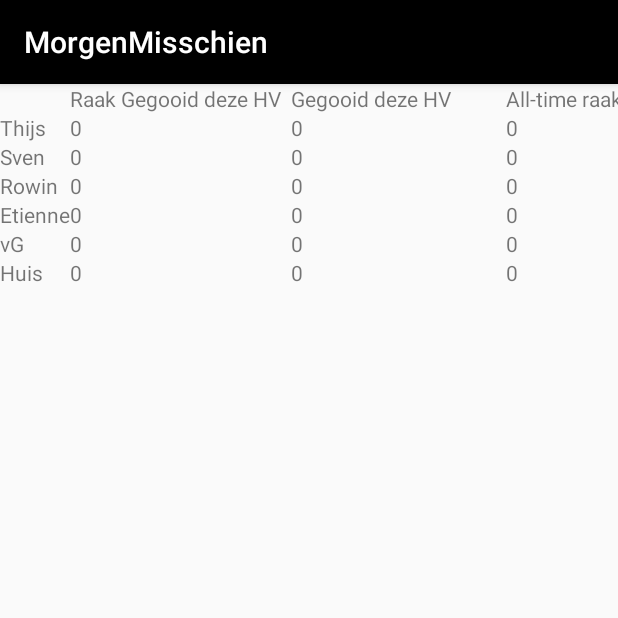
After one commit to SquadHenri/Bierlijst, an Android app: the LeukeStatistieken screen opened directly, with no data from a screen before it, on a phone screen of 412 x 824 dp, the top half of it. The commit adds this screen. Run offline under Robolectric (Android 15) with nearby library versions, the phone set to English and light mode, and no system bars; our stand-ins replace Room's generated code.

Commit message:
added beer throwing stats, still needs testing on tablet. Some small improvements

```diff
--- a/app/build.gradle
+++ b/app/build.gradle
@@ -24,6 +24,8 @@ dependencies {
     implementation 'androidx.appcompat:appcompat:1.0.2'
     implementation 'androidx.constraintlayout:constraintlayout:1.1.3'
     implementation 'androidx.legacy:legacy-support-v4:1.0.0'
+    implementation 'com.google.android.material:material:1.1.0'
+    implementation 'androidx.preference:preference:1.1.0'
     testImplementation 'junit:junit:4.12'
     androidTestImplementation 'androidx.test:runner:1.2.0'
     androidTestImplementation 'androidx.test.espresso:espresso-core:3.2.0'
--- /dev/null
+++ b/app/src/main/java/com/example/myfirstapp/LeukeStatistieken.java
@@ -0,0 +1,100 @@
+package com.example.myfirstapp;
+
+import androidx.appcompat.app.AppCompatActivity;
+
+import android.os.Bundle;
+import android.widget.TextView;
+
+import java.util.List;
+
+public class LeukeStatistieken extends AppCompatActivity {
+
+    private String thijs = "Thijs";
+    private String sven = "Sven";
+    private String etienne = "Etienne";
+    private String rowin = "Rowin";
+    private String steven = "Steven";
+
+
+    @Override
+    protected void onCreate(Bundle savedInstanceState) {
+        super.onCreate(savedInstanceState);
+        setContentView(R.layout.activity_leuke_statistieken);
+
+        updateGooiTable();
+    }
+
+    // This is hardcoded to the max
+    // But fixing this would require a rewrite of the whole program
+    public void updateGooiTable(){
+        MMDatabase db = MMDatabase.getInstance(getApplicationContext());
+
+        // Thijs
+        TextView thijs_raakHV = findViewById(R.id.thijs_raakHV);
+        TextView thijs_raak = findViewById(R.id.thijs_raak);
+        TextView thijs_gooiHV = findViewById(R.id.thijs_gooiHV);
+        TextView thijs_gooi = findViewById(R.id.thijs_gooi);
+
+        thijs_raakHV.setText(Integer.toString(db.getBewonerDAO().getRaakGegooidHV(thijs)));
+        thijs_raak.setText(Integer.toString(db.getBewonerDAO().getRaakGegooid(thijs)));
+        thijs_gooiHV.setText(Integer.toString(db.getBewonerDAO().getGegooid(thijs)));
+        thijs_gooi.setText(Integer.toString(db.getBewonerDAO().getGegooidHV(thijs)));
+
+        // Sven
+        TextView sven_raakHV = findViewById(R.id.sven_raakHV);
+        TextView sven_raak = findViewById(R.id.sven_raak);
+        TextView sven_gooiHV = findViewById(R.id.sven_gooiHV);
+        TextView sven_gooi = findViewById(R.id.sven_gooi);
+
+        sven_raakHV.setText(Integer.toString(db.getBewonerDAO().getRaakGegooidHV(sven)));
+        sven_raak.setText(Integer.toString(db.getBewonerDAO().getRaakGegooid(sven)));
+        sven_gooiHV.setText(Integer.toString(db.getBewonerDAO().getGegooid(sven)));
+        sven_gooi.setText(Integer.toString(db.getBewonerDAO().getGegooidHV(sven)));
+
+        // Rowin
+        TextView rowin_raakHV = findViewById(R.id.rowin_raakHV);
+        TextView rowin_raak = findViewById(R.id.rowin_raak);
+        TextView rowin_gooiHV = findViewById(R.id.rowin_gooiHV);
+        TextView rowin_gooi = findViewById(R.id.rowin_gooi);
+
+        rowin_raakHV.setText(Integer.toString(db.getBewonerDAO().getRaakGegooidHV(rowin)));
+        rowin_raak.setText(Integer.toString(db.getBewonerDAO().getRaakGegooid(rowin)));
+        rowin_gooiHV.setText(Integer.toString(db.getBewonerDAO().getGegooid(rowin)));
+        rowin_gooi.setText(Integer.toString(db.getBewonerDAO().getGegooidHV(rowin)));
+
+        // Etienne
+        TextView etienne_raakHV = findViewById(R.id.etienne_raakHV);
+        TextView etienne_raak = findViewById(R.id.etienne_raak);
+        TextView etienne_gooiHV = findViewById(R.id.etienne_gooiHV);
+        TextView etienne_gooi = findViewById(R.id.etienne_gooi);
+
+        etienne_raakHV.setText(Integer.toString(db.getBewonerDAO().getRaakGegooidHV(etienne)));
+        etienne_raak.setText(Integer.toString(db.getBewonerDAO().getRaakGegooid(etienne)));
+        etienne_gooiHV.setText(Integer.toString(db.getBewonerDAO().getGegooid(etienne)));
+        etienne_gooi.setText(Integer.toString(db.getBewonerDAO().getGegooidHV(etienne)));
+
+        // Steven / vG
+        TextView steven_raakHV = findViewById(R.id.steven_raakHV);
+        TextView steven_raak = findViewById(R.id.steven_raak);
+        TextView steven_gooiHV = findViewById(R.id.steven_gooiHV);
+        TextView steven_gooi = findViewById(R.id.steven_gooi);
+
+        steven_raakHV.setText(Integer.toString(db.getBewonerDAO().getRaakGegooidHV(steven)));
+        steven_raak.setText(Integer.toString(db.getBewonerDAO().getRaakGegooid(steven)));
+        steven_gooiHV.setText(Integer.toString(db.getBewonerDAO().getGegooid(steven)));
+        steven_gooi.setText(Integer.toString(db.getBewonerDAO().getGegooidHV(steven)));
+
+        // Huis
+        TextView huis_raakHV = findViewById(R.id.huis_raakHV);
+        TextView huis_raak = findViewById(R.id.huis_raak);
+        TextView huis_gooiHV = findViewById(R.id.huis_gooiHV);
+        TextView huis_gooi = findViewById(R.id.huis_gooi);
+
+        huis_raakHV.setText(Integer.toString(db.getBewonerDAO().getRaakGegooidHV()));
+        huis_raak.setText(Integer.toString(db.getBewonerDAO().getRaakGegooid()));
+        huis_gooiHV.setText(Integer.toString(db.getBewonerDAO().getGegooid()));
+        huis_gooi.setText(Integer.toString(db.getBewonerDAO().getGegooidHV()));
+
+
+    }
+}
--- a/app/src/main/java/com/example/myfirstapp/MainActivity.java
+++ b/app/src/main/java/com/example/myfirstapp/MainActivity.java
@@ -46,8 +46,8 @@ public class MainActivity extends AppCompatActivity {
     }
 
     public void startStatistieken(View view) {
-        Log.d("HEPL", "STARTSTATISTIEKEN CALLED!");
-        Intent intent = new Intent(this, Statistieken.class);
+        Log.d("HEPL", "START KEUZE STATISTIEKEN!");
+        Intent intent = new Intent(this, StatistiekenKeuze.class);
         startActivity(intent);
     }
 
--- a/app/src/main/java/com/example/myfirstapp/adminPage.java
+++ b/app/src/main/java/com/example/myfirstapp/adminPage.java
@@ -29,6 +29,7 @@ public class adminPage extends AppCompatActivity {
         MMDatabase db = MMDatabase.getInstance(this.getApplicationContext());
         db.makeSnapshot(true);
         db.clearOrderedBeer();
+        db.getBewonerDAO().resetGooienHV();
     }
 
 }
--- /dev/null
+++ b/app/src/main/res/layout/activity_leuke_statistieken.xml
@@ -0,0 +1,286 @@
+<?xml version="1.0" encoding="utf-8"?>
+<androidx.constraintlayout.widget.ConstraintLayout xmlns:android="http://schemas.android.com/apk/res/android"
+    xmlns:app="http://schemas.android.com/apk/res-auto"
+    xmlns:tools="http://schemas.android.com/tools"
+    android:id="@+id/constraintLayout"
+    android:layout_width="match_parent"
+    android:layout_height="match_parent"
+    tools:context=".LeukeStatistieken">
+
+    <TableLayout
+        android:layout_width="match_parent"
+        android:layout_height="match_parent">
+
+        <TableRow
+            android:layout_width="match_parent"
+            android:layout_height="match_parent" >
+
+            <TextView
+                android:layout_width="wrap_content"
+                android:layout_height="wrap_content" />
+
+            <TextView
+                android:id="@+id/RaakGegooidHV"
+                android:layout_width="wrap_content"
+                android:layout_height="wrap_content"
+                android:text="Raak Gegooid deze HV  " />
+
+            <TextView
+                android:id="@+id/GegooidHV"
+                android:layout_width="wrap_content"
+                android:layout_height="wrap_content"
+                android:text="Gegooid deze HV        " />
+
+            <Space
+                android:layout_width="10sp"
+                android:layout_height="wrap_content" />
+
+            <TextView
+                android:id="@+id/gegooid"
+                android:layout_width="wrap_content"
+                android:layout_height="wrap_content"
+                android:text="All-time raak gegooid" />
+
+            <TextView
+                android:id="@+id/raakGegooid"
+                android:layout_width="wrap_content"
+                android:layout_height="wrap_content"
+                android:text="All-time gegooid" />
+        </TableRow>
+
+        <TableRow
+            android:layout_width="match_parent"
+            android:layout_height="match_parent" >
+
+            <TextView
+                android:id="@+id/LS_Thijs"
+                android:layout_width="wrap_content"
+                android:layout_height="wrap_content"
+                android:text="Thijs" />
+
+            <TextView
+                android:id="@+id/thijs_raakHV"
+                android:layout_width="wrap_content"
+                android:layout_height="wrap_content"
+                android:text="TextView" />
+
+            <TextView
+                android:id="@+id/thijs_gooiHV"
+                android:layout_width="wrap_content"
+                android:layout_height="wrap_content"
+                android:text="TextView" />
+
+            <Space
+                android:layout_width="10sp"
+                android:layout_height="wrap_content" />
+
+            <TextView
+                android:id="@+id/thijs_raak"
+                android:layout_width="wrap_content"
+                android:layout_height="wrap_content"
+                android:text="TextView" />
+
+            <TextView
+                android:id="@+id/thijs_gooi"
+                android:layout_width="wrap_content"
+                android:layout_height="wrap_content"
+                android:text="TextView" />
+
+        </TableRow>
+
+        <TableRow
+            android:layout_width="match_parent"
+            android:layout_height="match_parent" >
+
+            <TextView
+                android:id="@+id/LS_Sven"
+                android:layout_width="wrap_content"
+                android:layout_height="wrap_content"
+                android:text="Sven" />
+
+            <TextView
+                android:id="@+id/sven_raakHV"
+                android:layout_width="wrap_content"
+                android:layout_height="wrap_content"
+                android:text="TextView" />
+
+            <TextView
+                android:id="@+id/sven_gooiHV"
+                android:layout_width="wrap_content"
+                android:layout_height="wrap_content"
+                android:text="TextView" />
+
+            <Space
+                android:layout_width="10sp"
+                android:layout_height="wrap_content" />
+
+            <TextView
+                android:id="@+id/sven_raak"
+                android:layout_width="wrap_content"
+                android:layout_height="wrap_content"
+                android:text="TextView" />
+
+            <TextView
+                android:id="@+id/sven_gooi"
+                android:layout_width="wrap_content"
+                android:layout_height="wrap_content"
+                android:text="TextView" />
+        </TableRow>
+
+        <TableRow
+            android:layout_width="match_parent"
+            android:layout_height="match_parent" >
+
+            <TextView
+                android:id="@+id/LS_Rowin"
+                android:layout_width="wrap_content"
+                android:layout_height="wrap_content"
+                android:text="Rowin" />
+
+            <TextView
+                android:id="@+id/rowin_raakHV"
+                android:layout_width="wrap_content"
+                android:layout_height="wrap_content"
+                android:text="TextView" />
+
+            <TextView
+                android:id="@+id/rowin_gooiHV"
+                android:layout_width="wrap_content"
+                android:layout_height="wrap_content"
+                android:text="TextView" />
+
+            <Space
+                android:layout_width="10sp"
+                android:layout_height="wrap_content" />
+
+            <TextView
+                android:id="@+id/rowin_raak"
+                android:layout_width="wrap_content"
+                android:layout_height="wrap_content"
+                android:text="TextView" />
+
+            <TextView
+                android:id="@+id/rowin_gooi"
+                android:layout_width="wrap_content"
+                android:layout_height="wrap_content"
+                android:text="TextView" />
+        </TableRow>
+
+        <TableRow
+            android:layout_width="match_parent"
+            android:layout_height="match_parent" >
+
+            <TextView
+                android:id="@+id/LS_Etienne"
+                android:layout_width="wrap_content"
+                android:layout_height="wrap_content"
+                android:text="Etienne" />
+
+            <TextView
+                android:id="@+id/etienne_raakHV"
+                android:layout_width="wrap_content"
+                android:layout_height="wrap_content"
+                android:text="TextView" />
+
+            <TextView
+                android:id="@+id/etienne_gooiHV"
+                android:layout_width="wrap_content"
+                android:layout_height="wrap_content"
+                android:text="TextView" />
+
+            <Space
+                android:layout_width="10sp"
+                android:layout_height="wrap_content" />
+
+            <TextView
+                android:id="@+id/etienne_raak"
+                android:layout_width="wrap_content"
+                android:layout_height="wrap_content"
+                android:text="TextView" />
+
+            <TextView
+                android:id="@+id/etienne_gooi"
+                android:layout_width="wrap_content"
+                android:layout_height="wrap_content"
+                android:text="TextView" />
+        </TableRow>
+
+        <TableRow
+            android:layout_width="match_parent"
+            android:layout_height="match_parent" >
+
+            <TextView
+                android:id="@+id/LS_vG"
+                android:layout_width="wrap_content"
+                android:layout_height="wrap_content"
+                android:text="vG" />
+
+            <TextView
+                android:id="@+id/steven_raakHV"
+                android:layout_width="wrap_content"
+                android:layout_height="wrap_content"
+                android:text="TextView" />
+
+            <TextView
+                android:id="@+id/steven_gooiHV"
+                android:layout_width="wrap_content"
+                android:layout_height="wrap_content"
+                android:text="TextView" />
+
+            <Space
+                android:layout_width="10sp"
+                android:layout_height="wrap_content" />
+
+            <TextView
+                android:id="@+id/steven_raak"
+                android:layout_width="wrap_content"
+                android:layout_height="wrap_content"
+                android:text="TextView" />
+
+            <TextView
+                android:id="@+id/steven_gooi"
+                android:layout_width="wrap_content"
+                android:layout_height="wrap_content"
+                android:text="TextView" />
+        </TableRow>
+
+        <TableRow
+            android:layout_width="match_parent"
+            android:layout_height="match_parent" >
+
+            <TextView
+                android:id="@+id/LS_Huis"
+                android:layout_width="wrap_content"
+                android:layout_height="wrap_content"
+                android:text="Huis" />
+
+            <TextView
+                android:id="@+id/huis_raakHV"
+                android:layout_width="wrap_content"
+                android:layout_height="wrap_content"
+                android:text="TextView" />
+
+            <TextView
+                android:id="@+id/huis_gooiHV"
+                android:layout_width="wrap_content"
+                android:layout_height="wrap_content"
+                android:text="TextView" />
+
+            <Space
+                android:layout_width="10sp"
+                android:layout_height="wrap_content" />
+
+            <TextView
+                android:id="@+id/huis_raak"
+                android:layout_width="wrap_content"
+                android:layout_height="wrap_content"
+                android:text="TextView" />
+
+            <TextView
+                android:id="@+id/huis_gooi"
+                android:layout_width="wrap_content"
+                android:layout_height="wrap_content"
+                android:text="TextView" />
+        </TableRow>
+    </TableLayout>
+</androidx.constraintlayout.widget.ConstraintLayout>
--- a/build.gradle
+++ b/build.gradle
@@ -7,7 +7,7 @@ buildscript {
 
     }
     dependencies {
-        classpath 'com.android.tools.build:gradle:3.6.3'
+        classpath 'com.android.tools.build:gradle:4.0.0'
 
         // NOTE: Do not place your application dependencies here; they belong
         // in the individual module build.gradle files
```
Also changed, not shown: app/src/main/AndroidManifest.xml (+9 -5 lines), app/src/main/java/com/example/myfirstapp/Bewoner.java (+37 -0 lines), app/src/main/java/com/example/myfirstapp/BewonerDAO.java (+57 -2 lines), app/src/main/java/com/example/myfirstapp/MMDatabase.java (+17 -1 lines), app/src/main/java/com/example/myfirstapp/StatistiekenKeuze.java (added, +44 -0 lines), app/src/main/java/com/example/myfirstapp/bierPopup.java (+17 -7 lines), app/src/main/res/layout/activity_main.xml (+5 -3 lines), app/src/main/res/layout/activity_statiestieken_keuze.xml (added, +35 -0 lines), app/src/main/res/values/arrays.xml (added, +12 -0 lines), app/src/main/res/values/strings.xml (+16 -0 lines), app/src/main/res/xml/root_preferences.xml (added, +38 -0 lines), gradle/wrapper/gradle-wrapper.properties.
